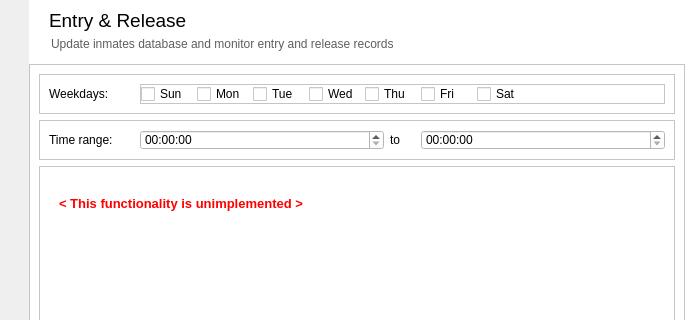
Before: the Qt Designer form entryreleaseform.ui in NCNM/PMS_01, drawn with Qt 5; both pictures show x 171 to 856 and y 0 to 320 of the 856 by 441 pixel window.
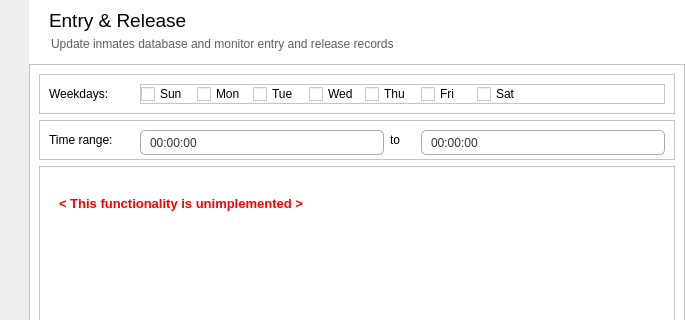
After: the same form once the commit is applied. The open tabs and pages were chosen to show the change. Icons and pictures are not drawn.

Diff of the .ui file:
```diff
--- a/entryreleaseform.ui
+++ b/entryreleaseform.ui
@@ -1158,7 +1158,163 @@
              <item>
               <widget class="QFrame" name="frame_10">
                <property name="styleSheet">
-                <string notr="true">background-color: rgb(255, 255, 255);</string>
+                <string notr="true">QFrame #frame_7 {
+background-color: rgb(255, 255, 255);
+}
+
+QLineEdit {
+color: rgb(50, 50, 50);
+padding-left:7px;
+border-radius:5px;
+border: 1px solid rgb(170, 170, 170);
+background: qradialgradient(cx: 0.3, cy: -0.4,
+fx: 0.3, fy: -0.4,
+radius: 1.35, stop: 0 rgb(254, 254, 254), stop: 1 rgb(252, 252, 252));
+}
+
+QLineEdit:hover {
+border-radius:5px;
+border: 1px solid rgb(23, 120, 173);
+background-color: rgb(255, 255, 255);
+}
+
+QLineEdit:pressed {
+border-radius:5px;
+border: 1px solid #777777;
+}
+
+QDateEdit {
+color: rgb(50, 50, 50);
+padding-left:7px;
+border-radius:5px;
+border: 1px solid rgb(170, 170, 170);
+background: qradialgradient(cx: 0.3, cy: -0.4,
+fx: 0.3, fy: -0.4,
+radius: 1.35, stop: 0 rgb(254, 254, 254), stop: 1 rgb(252, 252, 252));
+}
+
+QDateEdit:hover {
+border-radius:5px;
+border: 1px solid rgb(23, 120, 173);
+background-color: rgb(255, 255, 255);
+}
+
+QDateEdit:pressed {
+border-radius:5px;
+border: 1px solid #777777;
+}
+
+QDateEdit::down-button {
+	subcontrol-origin: padding;
+	subcontrol-position: bottom right;
+	width: 25px;
+ 
+	border-top-right-radius: 1px;
+	border-bottom-right-radius: 1px;
+}
+
+QDateEdit::down-button:hover {
+	background-color: rgb(227, 227, 227);
+}
+
+
+QDateEdit::down-arrow {
+	image: url(:/images/scroll_down.png);
+}
+
+QDateEdit::up-button {
+	subcontrol-origin: padding;
+	subcontrol-position: top right;
+	width: 25px;
+ 
+	border-top-right-radius: 1px;
+	border-bottom-right-radius: 1px;
+}
+
+QDateEdit::up-button:hover {
+	background-color: rgb(227, 227, 227);
+}
+
+QDateEdit::up-arrow {
+	image: url(:/images/scroll_up.png);
+}
+
+QPlainTextEdit {
+color: rgb(50, 50, 50);
+padding-left:7px;
+border-radius:5px;
+border: 1px solid rgb(170, 170, 170);
+background: qradialgradient(cx: 0.3, cy: -0.4,
+fx: 0.3, fy: -0.4,
+radius: 1.35, stop: 0 rgb(254, 254, 254), stop: 1 rgb(252, 252, 252));
+}
+
+QPlainTextEdit:hover {
+border-radius:5px;
+border: 1px solid rgb(23, 120, 173);
+background-color: rgb(255, 255, 255);
+}
+
+QPlainTextEdit:pressed {
+border-radius:5px;
+border: 1px solid #777777;
+}
+
+QTimeEdit {
+color: rgb(50, 50, 50);
+padding-left:7px;
+border-radius:5px;
+border: 1px solid rgb(170, 170, 170);
+background: qradialgradient(cx: 0.3, cy: -0.4,
+fx: 0.3, fy: -0.4,
+radius: 1.35, stop: 0 rgb(254, 254, 254), stop: 1 rgb(252, 252, 252));
+}
+
+QTimeEdit:hover {
+border-radius:5px;
+border: 1px solid rgb(23, 120, 173);
+background-color: rgb(255, 255, 255);
+}
+
+QTimeEdit:pressed {
+border-radius:5px;
+border: 1px solid #777777;
+}
+
+QTimeEdit::down-button {
+	subcontrol-origin: padding;
+	subcontrol-position: bottom right;
+	width: 25px;
+ 
+	border-top-right-radius: 1px;
+	border-bottom-right-radius: 1px;
+}
+
+QTimeEdit::down-button:hover {
+	background-color: rgb(227, 227, 227);
+}
+
+
+QTimeEdit::down-arrow {
+	image: url(:/images/scroll_down.png);
+}
+
+QTimeEdit::up-button {
+	subcontrol-origin: padding;
+	subcontrol-position: top right;
+	width: 25px;
+ 
+	border-top-right-radius: 1px;
+	border-bottom-right-radius: 1px;
+}
+
+QTimeEdit::up-button:hover {
+	background-color: rgb(227, 227, 227);
+}
+
+QTimeEdit::up-arrow {
+	image: url(:/images/scroll_up.png);
+}</string>
                </property>
                <property name="frameShape">
                 <enum>QFrame::StyledPanel</enum>
@@ -1342,7 +1498,14 @@
                     </widget>
                    </item>
                    <item>
-                    <widget class="QTimeEdit" name="timeEdit"/>
+                    <widget class="QTimeEdit" name="timeEdit">
+                     <property name="minimumSize">
+                      <size>
+                       <width>0</width>
+                       <height>25</height>
+                      </size>
+                     </property>
+                    </widget>
                    </item>
                    <item>
                     <widget class="QLabel" name="label_5">
@@ -1358,7 +1521,14 @@
                     </widget>
                    </item>
                    <item>
-                    <widget class="QTimeEdit" name="timeEdit_2"/>
+                    <widget class="QTimeEdit" name="timeEdit_2">
+                     <property name="minimumSize">
+                      <size>
+                       <width>0</width>
+                       <height>25</height>
+                      </size>
+                     </property>
+                    </widget>
                    </item>
                   </layout>
                  </widget>
```
